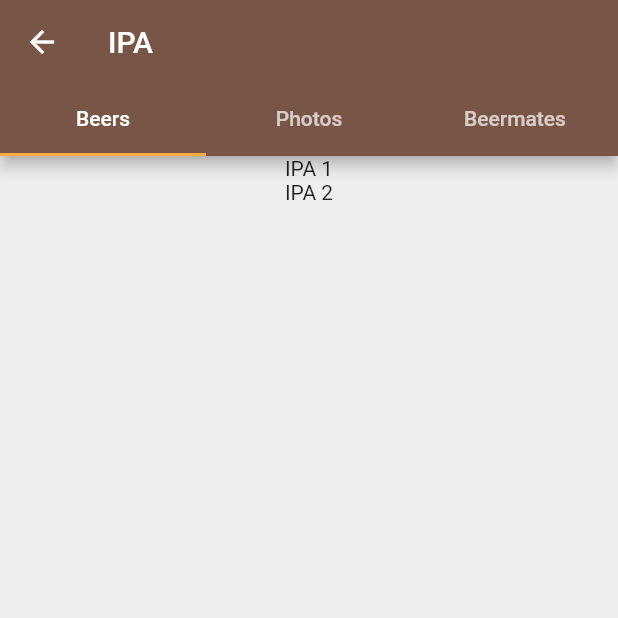
After one commit to abilia/flutterbeer, a Flutter app: the MainScreen screen opened directly, after a tap on "JOIN TASTING", on a phone screen of 412 x 824 dp, the top half of it. The commit adds this screen. Run offline on Flutter 3.47's test engine with Material 2 defaults, Android fonts, the phone set to English and light mode, and no system bars; our stand-ins replace flare_flutter, flutter_redux, image_picker, redux.

Commit message:
- changed name of Vote to VotePage and moved

```diff
--- a/lib/main.dart
+++ b/lib/main.dart
@@ -6,9 +6,10 @@ import 'package:flutterbeer/edit_views/join_tasting.dart';
 import 'package:flutterbeer/edit_views/beer_vote.dart';
 import 'package:flutterbeer/state/reducer.dart';
 import 'package:flutterbeer/state/app_state.dart';
-import 'package:flutterbeer/vote.dart';
 import 'package:redux/redux.dart';
 import 'package:flare_flutter/flare_actor.dart';
+
+import 'pages/vote_page.dart';
 
 void main() => runApp(MyApp());
 
@@ -30,7 +31,7 @@ class MyApp extends StatelessWidget {
           MainScreen.routName: (context) => MainScreen(),
           SplashScreen.routeName: (context) => SplashScreen(),
           EditBeer.routeName: (context) => EditBeer(),
-          Vote.routeName: (context) => Vote(),
+          VotePage.routeName: (context) => VotePage(),
           BeerVote.routeName: (context) => BeerVote(),
         },
         onGenerateRoute: (settings) {
--- /dev/null
+++ b/lib/pages/vote_page.dart
@@ -0,0 +1,61 @@
+import 'package:flutter/material.dart';
+import 'package:flutter_redux/flutter_redux.dart';
+import 'package:flutterbeer/model/app_model.dart';
+import 'package:flutterbeer/state/app_state.dart';
+import 'package:flutterbeer/edit_views/beer_vote.dart';
+import 'package:redux/redux.dart';
+
+class VotePage extends StatelessWidget {
+  static const routeName = '/vote';
+  @override
+  Widget build(BuildContext context) {
+    final String tastingId = ModalRoute.of(context).settings.arguments;
+
+    return StoreConnector<AppState, BeerTasting>(
+        converter: (Store<AppState> store) => store.state.tastings
+            .singleWhere((tasting) => tasting.id == tastingId),
+        builder: (context, tasting) {
+          return DefaultTabController(
+            child: Scaffold(
+              appBar: AppBar(
+                title: Text(tasting.title),
+                bottom: TabBar(
+                  tabs: <Widget>[
+                    Tab(text: "Beers"),
+                    Tab(text: "Photos"),
+                    Tab(text: "Beermates")
+                  ],
+                ),
+              ),
+              body: TabBarView(
+                children: [
+                  Column(
+                      children:
+                          tasting.beers.map((t) => Text(t.name)).toList()),
+                  Text("Photos of beers"),
+                  Text("The beermates"),
+                ],
+              ),
+            ),
+            length: 3,
+          );
+        });
+  }
+}
+
+class BeerVoteCard extends StatelessWidget {
+  final Beer beer;
+
+  BeerVoteCard({this.beer});
+
+  @override
+  Widget build(BuildContext context) {
+    return SizedBox(
+      child: RaisedButton(
+          child: Text(beer.name),
+          onPressed: () {
+            Navigator.pushNamed(context, BeerVote.routeName, arguments: beer);
+          }),
+    );
+  }
+}
--- a/lib/widgets/join_card.dart
+++ b/lib/widgets/join_card.dart
@@ -1,7 +1,7 @@
 import 'package:flutter/material.dart';
 import 'package:flutterbeer/edit_views/create_tasting.dart';
 import 'package:flutterbeer/model/app_model.dart';
-import 'package:flutterbeer/vote.dart';
+import 'package:flutterbeer/pages/vote_page.dart';
 
 class JoinCard extends StatelessWidget {
   final BeerTasting beerTasting;
@@ -34,7 +34,7 @@ class JoinCard extends StatelessWidget {
                     child: RaisedButton(
                         child: Text("JOIN TASTING"),
                         onPressed: () {
-                          Navigator.pushNamed(context, Vote.routeName,
+                          Navigator.pushNamed(context, VotePage.routeName,
                               arguments: beerTasting.id);
                         }),
                   ),
```
Also changed, not shown: lib/vote.dart (deleted, +0 -63 lines).
